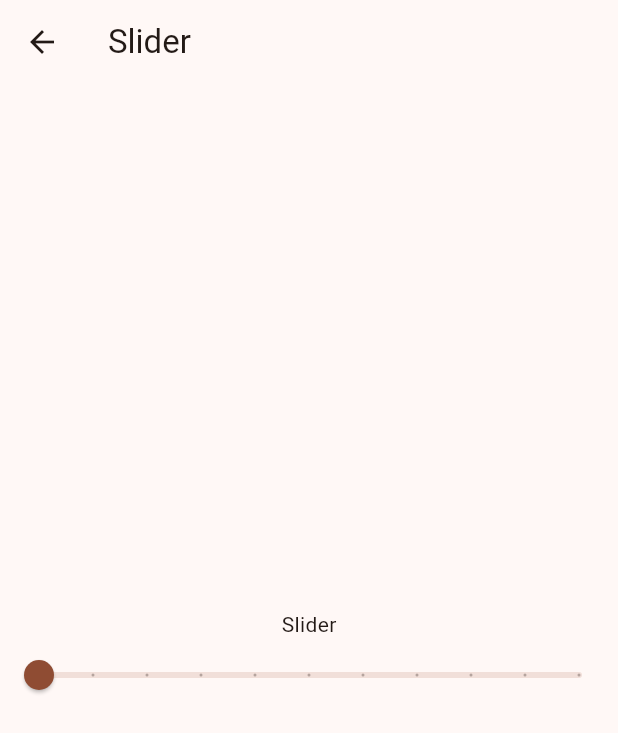
After one commit to teorcl/inputs, a Flutter app: the SliderPage screen opened by its route, on a phone screen of 412 x 824 dp. The commit adds this screen. Shown: the top 733 px of the screen. Run offline on Flutter 3.47's test engine with Material 3 defaults, Android fonts, the phone set to English and light mode, and no system bars.

Commit message:
feat(slider_page): Se agrega page para ejemplos de slider

```diff
--- /dev/null
+++ b/lib/pages/slider_page.dart
@@ -0,0 +1,43 @@
+import 'package:flutter/material.dart';
+
+class SliderPage extends StatefulWidget {
+  const SliderPage({super.key});
+
+  @override
+  State<SliderPage> createState() => _SliderPageState();
+}
+
+class _SliderPageState extends State<SliderPage> {
+  double _sliderValue = 0.0;
+
+  @override
+  Widget build(BuildContext context) {
+    return Scaffold(
+      appBar: AppBar(
+        title: const Text('Slider'),
+      ),
+      body: SafeArea(
+        child: SizedBox(
+          width: double.infinity,
+          child: Column(
+            mainAxisAlignment: MainAxisAlignment.center,
+            children: [
+              const Text('Slider'),
+              Slider(
+                value: _sliderValue,
+                onChanged: (double value) {
+                  debugPrint('Slider value: $value');
+                  setState(() {
+                    _sliderValue = value;
+                  });
+                },
+                label: _sliderValue.toStringAsFixed(1),
+                divisions: 10,
+              ),
+            ],
+          ),
+        ),
+      ),
+    );
+  }
+}
--- a/lib/routes/app_routes.dart
+++ b/lib/routes/app_routes.dart
@@ -4,6 +4,7 @@ import 'package:inputs/routes/routes.dart';
 import '../pages/check_box_page.dart';
 import '../pages/keyboard_types_page.dart';
 import '../pages/radio_page.dart';
+import '../pages/slider_page.dart';
 import '../pages/text_field_page.dart';
 
 Map<String, Widget Function(BuildContext)> get appRoutes {
@@ -12,5 +13,6 @@ Map<String, Widget Function(BuildContext)> get appRoutes {
     Routes.keyboardTypes: (_) => const KeyboardTypesPage(),
     Routes.checkBox: (_) => const CheckBoxPage(),
     Routes.radio: (_) => const RadioPage(),
+    Routes.slider: (_) => const SliderPage(),
   };
 }
--- a/lib/routes/routes.dart
+++ b/lib/routes/routes.dart
@@ -5,4 +5,5 @@ class Routes {
   static const String keyboardTypes = '/keyboard-types';
   static const String checkBox = '/check-box';
   static const String radio = '/radio';
+  static const String slider = '/slider';
 }
```
